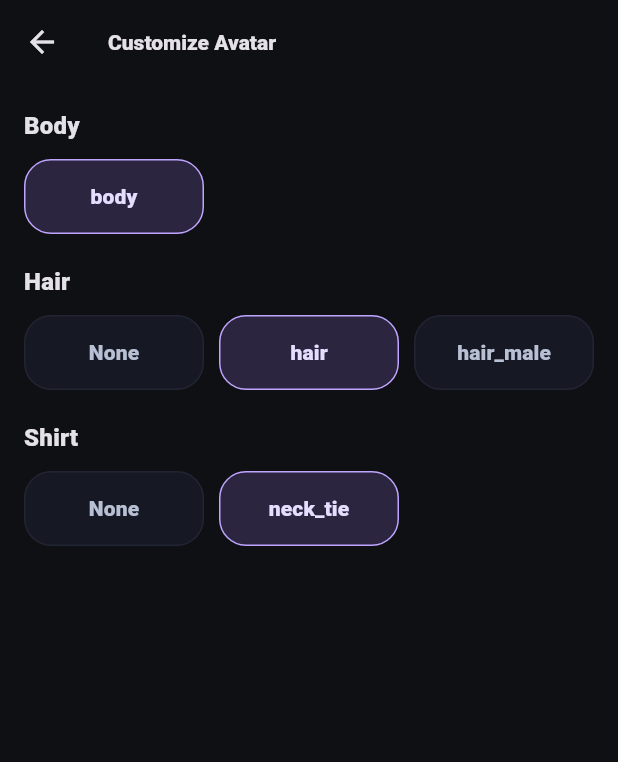
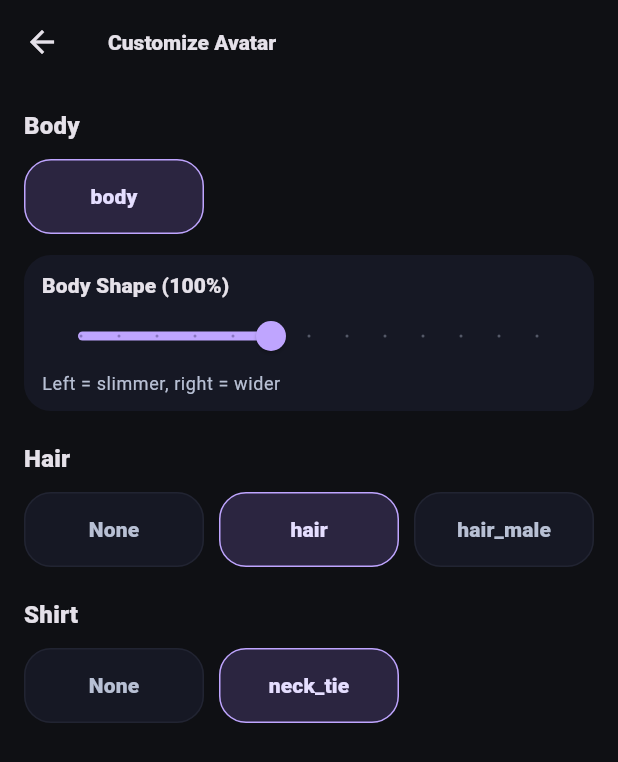
Before and after one commit to IdkBored-d/lifelens, a Flutter app: the MiniMeScreen screen opened directly, after a tap on "Customize Avatar", on a phone screen of 412 x 824 dp. Shown: the top 762 px of the screen. Run offline on Flutter 3.47's test engine with Material 3 defaults, Android fonts, the phone set to English and light mode, and no system bars; our stand-ins replace cloud_firestore, firebase_auth, firebase_core, shared_preferences; missing offline and left inert: model_viewer_plus; accounts and stored records are empty.

Commit message:
added a customization button for size

```diff
--- a/lib/assets/minime/minime_avatar.dart
+++ b/lib/assets/minime/minime_avatar.dart
@@ -6,6 +6,7 @@ class MiniMeAvatar extends StatefulWidget {
   final String bodyModel;
   final String hairModel;
   final String shirtModel;
+  final double bodyWidthScale;
   final String? moodLabel;
   final Color glow;
   final double size;
@@ -17,6 +18,7 @@ class MiniMeAvatar extends StatefulWidget {
     required this.bodyModel,
     required this.hairModel,
     required this.shirtModel,
+    this.bodyWidthScale = 1.0,
     this.moodLabel,
     required this.glow,
     this.size = 220,
@@ -34,6 +36,7 @@ class _MiniMeAvatarState extends State<MiniMeAvatar>
   @override
   Widget build(BuildContext context) {
     final expression = miniMeFaceForMood(widget.moodLabel);
+    final bodyScale = widget.bodyWidthScale.clamp(0.75, 1.35).toDouble();
 
     return RepaintBoundary(
       child: Container(
@@ -53,6 +56,12 @@ class _MiniMeAvatarState extends State<MiniMeAvatar>
           alignment: Alignment.center,
           children: [
             Stack(
+              alignment: Alignment.center,
+              children: [
+                Transform(
+                  alignment: Alignment.center,
+                  transform: Matrix4.diagonal3Values(bodyScale, 1.0, 1.0),
+                  child: Stack(
                     alignment: Alignment.center,
                     children: [
                       ModelViewer(
@@ -92,6 +101,9 @@ class _MiniMeAvatarState extends State<MiniMeAvatar>
                         ),
                     ],
                   ),
+                ),
+              ],
+            ),
             Positioned.fill(
               child: GestureDetector(
                 behavior: HitTestBehavior.translucent,
--- a/lib/avatar_customization_screen.dart
+++ b/lib/avatar_customization_screen.dart
@@ -63,6 +63,11 @@ class _AvatarCustomizationScreenState extends State<AvatarCustomizationScreen> {
                   assets: bodyAssets,
                   selected: store.bodyModel,
                   onSelected: store.setBodyModel,
+                ),
+                const SizedBox(height: 14),
+                _BodyWidthSlider(
+                  value: store.bodyWidthScale,
+                  onChanged: store.setBodyWidthScale,
                 ),
                 const SizedBox(height: 20),
                 _AssetSelector(
@@ -157,3 +162,49 @@ class _AssetSelector extends StatelessWidget {
     );
   }
 }
+
+class _BodyWidthSlider extends StatelessWidget {
+  const _BodyWidthSlider({
+    required this.value,
+    required this.onChanged,
+  });
+
+  final double value;
+  final ValueChanged<double> onChanged;
+
+  @override
+  Widget build(BuildContext context) {
+    final theme = Theme.of(context);
+    final cs = theme.colorScheme;
+    final percent = (value * 100).round();
+
+    return Container(
+      padding: const EdgeInsets.symmetric(horizontal: 12, vertical: 10),
+      decoration: BoxDecoration(
+        color: cs.surfaceContainerHighest,
+        borderRadius: BorderRadius.circular(18),
+      ),
+      child: Column(
+        crossAxisAlignment: CrossAxisAlignment.start,
+        children: [
+          Text(
+            'Body Shape ($percent%)',
+            style: theme.textTheme.titleSmall?.copyWith(fontWeight: FontWeight.w800),
+          ),
+          Slider(
+            value: value,
+            min: 0.75,
+            max: 1.35,
+            divisions: 12,
+            label: '$percent%',
+            onChanged: onChanged,
+          ),
+          Text(
+            'Left = slimmer, right = wider',
+            style: theme.textTheme.bodySmall?.copyWith(color: cs.onSurfaceVariant),
+          ),
+        ],
+      ),
+    );
+  }
+}
--- a/lib/avatar_store.dart
+++ b/lib/avatar_store.dart
@@ -5,6 +5,7 @@ class AvatarStore extends ChangeNotifier {
   String _bodyModel = "lib/assets/minime/body.glb";
   String _hairModel = "lib/assets/minime/hair/hair.glb";
   String _shirtModel = "lib/assets/minime/shirts/neck_tie.glb";
+  double _bodyWidthScale = 1.0;
 
   AvatarStore() {
     _loadFromPrefs();
@@ -13,6 +14,7 @@ class AvatarStore extends ChangeNotifier {
   String get bodyModel => _bodyModel;
   String get hairModel => _hairModel;
   String get shirtModel => _shirtModel;
+  double get bodyWidthScale => _bodyWidthScale;
 
   void setBodyModel(String model) {
     _bodyModel = model;
@@ -32,11 +34,18 @@ class AvatarStore extends ChangeNotifier {
     notifyListeners();
   }
 
+  void setBodyWidthScale(double scale) {
+    _bodyWidthScale = scale.clamp(0.75, 1.35).toDouble();
+    _saveToPrefs();
+    notifyListeners();
+  }
+
   Future<void> _loadFromPrefs() async {
     final prefs = await SharedPreferences.getInstance();
     _bodyModel = prefs.getString('bodyModel') ?? _bodyModel;
     _hairModel = prefs.getString('hairModel') ?? _hairModel;
     _shirtModel = prefs.getString('shirtModel') ?? _shirtModel;
+    _bodyWidthScale = prefs.getDouble('bodyWidthScale') ?? _bodyWidthScale;
     notifyListeners();
   }
 
@@ -45,5 +54,6 @@ class AvatarStore extends ChangeNotifier {
     await prefs.setString('bodyModel', _bodyModel);
     await prefs.setString('hairModel', _hairModel);
     await prefs.setString('shirtModel', _shirtModel);
+    await prefs.setDouble('bodyWidthScale', _bodyWidthScale);
   }
 }
--- a/lib/minime_screen.dart
+++ b/lib/minime_screen.dart
@@ -48,6 +48,7 @@ class MiniMeScreen extends StatelessWidget {
                           bodyModel: avatarStore.bodyModel,
                           hairModel: avatarStore.hairModel,
                           shirtModel: avatarStore.shirtModel,
+                          bodyWidthScale: avatarStore.bodyWidthScale,
                           moodLabel: latest?.moodLabel,
                           glow: glow,
                           size: avatarSize,
```
Lines whose indentation alone changed are shown as unchanged.
